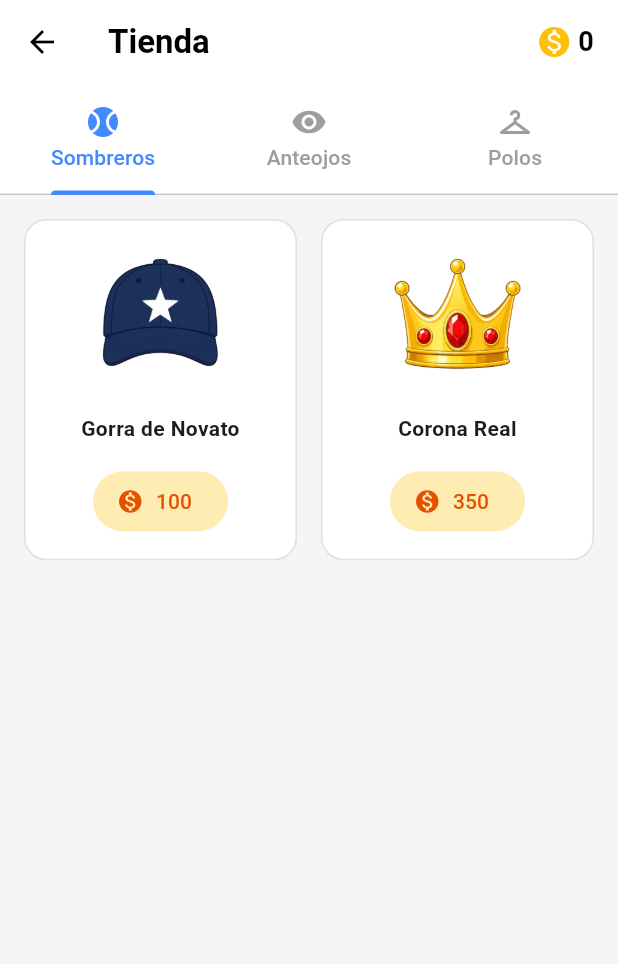
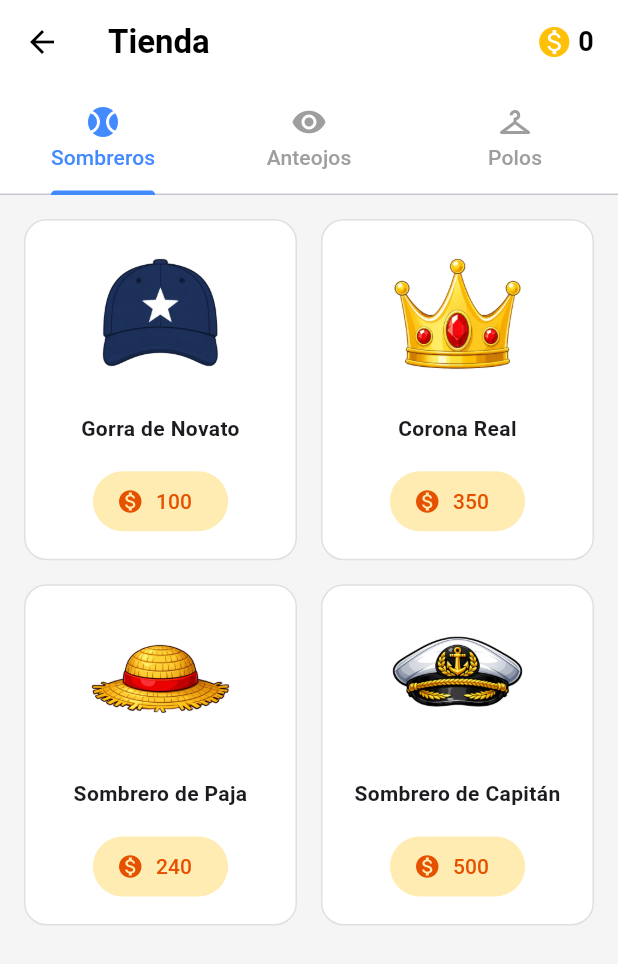
Before and after one commit to ariantsx/math-ia, a Flutter app: the StoreScreen screen opened directly, on a phone screen of 412 x 824 dp. Shown: the top 964 px of the screen. Run offline on Flutter 3.47's test engine with Material 3 defaults, Android fonts, the phone set to English and light mode, and no system bars; our stand-ins replace fl_chart, lottie; network calls fail; project files that could hold a hidden picture were left out.

Commit message:
Nuevos objetos en la tienda

```diff
--- a/frontend/lib/core/constants/item_catalog.dart
+++ b/frontend/lib/core/constants/item_catalog.dart
@@ -15,6 +15,20 @@ class ItemCatalog {
         'iconPath': 'assets/images/icons/icon_hat_2.png',
         'price': 350,
       },
+      {
+        'id': 'h3',
+        'name': 'Sombrero de Paja',
+        'imagePath': 'assets/images/sprites/hat_3.png',
+        'iconPath': 'assets/images/icons/icon_hat_3.png',
+        'price': 240,
+      },
+      {
+        'id': 'h4',
+        'name': 'Sombrero de Capitán',
+        'imagePath': 'assets/images/sprites/hat_4.png',
+        'iconPath': 'assets/images/icons/icon_hat_4.png',
+        'price': 500,
+      },
     ],
     'glasses': [
       {
@@ -30,6 +44,20 @@ class ItemCatalog {
         'imagePath': 'assets/images/sprites/glass_2.png',
         'iconPath': 'assets/images/icons/icon_glass_2.png',
         'price': 400,
+      },
+      {
+        'id': 'g3',
+        'name': 'Gafas de Sol',
+        'imagePath': 'assets/images/sprites/glass_3.png',
+        'iconPath': 'assets/images/icons/icon_glass_3.png',
+        'price': 100,
+      },
+      {
+        'id': 'g4',
+        'name': 'Lentes Futuristas',
+        'imagePath': 'assets/images/sprites/glass_4.png',
+        'iconPath': 'assets/images/icons/icon_glass_4.png',
+        'price': 750,
       },
     ],
     'shirts': [
@@ -47,6 +75,13 @@ class ItemCatalog {
         'iconPath': 'assets/images/icons/icon_shirt_2.png',
         'price': 600,
       },
+      {
+        'id': 's3',
+        'name': 'Polo de Creeper',
+        'imagePath': 'assets/images/sprites/shirt_3.png',
+        'iconPath': 'assets/images/icons/icon_shirt_3.png',
+        'price': 200,
+      },
     ],
   };
 
```
Also changed, not shown: frontend/assets/images/icons/icon_glass_3.png (added), frontend/assets/images/icons/icon_glass_4.png (added), frontend/assets/images/icons/icon_hat_3.png (added), frontend/assets/images/icons/icon_hat_4.png (added), frontend/assets/images/icons/icon_shirt_3.png (added), frontend/assets/images/sprites/glass_3.png (added), frontend/assets/images/sprites/glass_4.png (added), frontend/assets/images/sprites/hat_3.png (added), frontend/assets/images/sprites/hat_4.png (added), frontend/assets/images/sprites/shirt_3.png (added).
